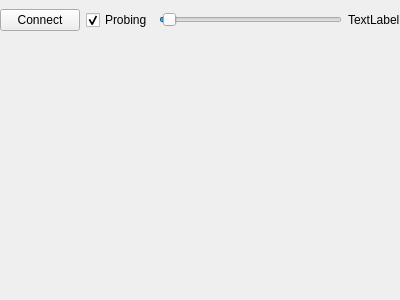
Above: cmainwindow.ui from VioletGiraffe/PrimitiveCameraViewer before the change. Below: the same form after it.
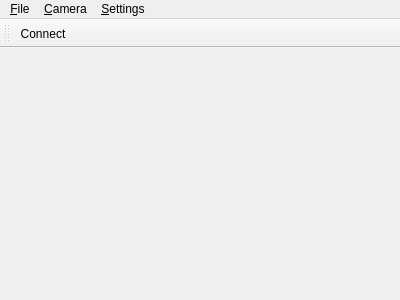
That is the form after the change.

Diff of the .ui file:
```diff
--- a/cmainwindow.ui
+++ b/cmainwindow.ui
@@ -14,7 +14,7 @@
    <string>Camera Viewer</string>
   </property>
   <widget class="QWidget" name="centralWidget">
-   <layout class="QVBoxLayout" name="verticalLayout" stretch="0,1">
+   <layout class="QVBoxLayout" name="verticalLayout" stretch="1">
     <property name="spacing">
      <number>0</number>
     </property>
@@ -30,53 +30,6 @@
     <property name="bottomMargin">
      <number>9</number>
     </property>
-    <item>
-     <layout class="QHBoxLayout" name="horizontalLayout">
-      <item>
-       <widget class="QPushButton" name="_btnConnect">
-        <property name="text">
-         <string>Connect</string>
-        </property>
-        <property name="checkable">
-         <bool>true</bool>
-        </property>
-       </widget>
-      </item>
-      <item>
-       <widget class="QCheckBox" name="_btnEnableProbing">
-        <property name="text">
-         <string>Probing</string>
-        </property>
-        <property name="checkable">
-         <bool>true</bool>
-        </property>
-        <property name="checked">
-         <bool>true</bool>
-        </property>
-       </widget>
-      </item>
-      <item>
-       <widget class="QSlider" name="_threshold">
-        <property name="maximum">
-         <number>255</number>
-        </property>
-        <property name="value">
-         <number>5</number>
-        </property>
-        <property name="orientation">
-         <enum>Qt::Horizontal</enum>
-        </property>
-       </widget>
-      </item>
-      <item>
-       <widget class="QLabel" name="_lblThresholdValue">
-        <property name="text">
-         <string>TextLabel</string>
-        </property>
-       </widget>
-      </item>
-     </layout>
-    </item>
     <item>
      <widget class="QWidget" name="_displayWidget" native="true"/>
     </item>
@@ -91,7 +44,64 @@
      <height>21</height>
     </rect>
    </property>
+   <widget class="QMenu" name="menuFile">
+    <property name="title">
+     <string>&amp;File</string>
+    </property>
+    <addaction name="actionExit"/>
+   </widget>
+   <widget class="QMenu" name="menuCamera">
+    <property name="title">
+     <string>&amp;Camera</string>
+    </property>
+    <addaction name="actionConnect"/>
+    <addaction name="actionProbing_enabled"/>
+   </widget>
+   <widget class="QMenu" name="menuSettings">
+    <property name="title">
+     <string>&amp;Settings</string>
+    </property>
+    <addaction name="actionSettings"/>
+   </widget>
+   <addaction name="menuFile"/>
+   <addaction name="menuCamera"/>
+   <addaction name="menuSettings"/>
   </widget>
+  <widget class="QToolBar" name="toolBar">
+   <property name="windowTitle">
+    <string>toolBar</string>
+   </property>
+   <attribute name="toolBarArea">
+    <enum>TopToolBarArea</enum>
+   </attribute>
+   <attribute name="toolBarBreak">
+    <bool>false</bool>
+   </attribute>
+   <addaction name="actionConnect"/>
+  </widget>
+  <action name="actionExit">
+   <property name="text">
+    <string>E&amp;xit</string>
+   </property>
+  </action>
+  <action name="actionSettings">
+   <property name="text">
+    <string>&amp;Settings...</string>
+   </property>
+  </action>
+  <action name="actionConnect">
+   <property name="checkable">
+    <bool>true</bool>
+   </property>
+   <property name="text">
+    <string>&amp;Connect</string>
+   </property>
+  </action>
+  <action name="actionProbing_enabled">
+   <property name="text">
+    <string>&amp;Probing enabled</string>
+   </property>
+  </action>
  </widget>
  <layoutdefault spacing="6" margin="11"/>
  <resources/>
```
Left out of the diff: 21 changed lines with no effect on the pictures.
